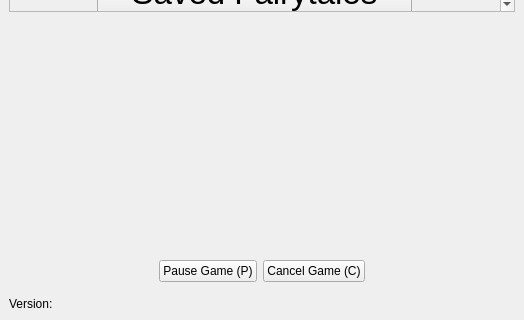
Qt form ui/mainwindow.ui (tdauth/gustavsfairyland) before a commit; both pictures show x 0 to 524 and y 333 to 653 of the 524 by 653 pixel window.
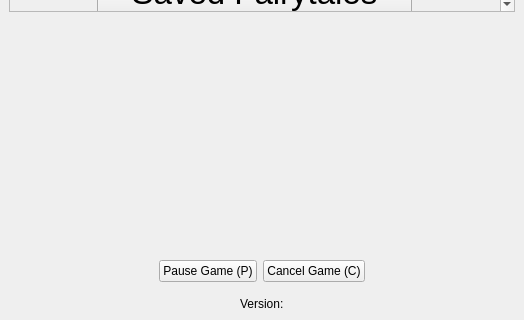
The same form after that commit. Icons and pictures are not drawn.

The edit to the form file:
```diff
--- a/ui/mainwindow.ui
+++ b/ui/mainwindow.ui
@@ -523,7 +523,7 @@
       </layout>
      </widget>
     </item>
-    <item row="5" column="0">
+    <item row="5" column="0" alignment="Qt::AlignHCenter">
      <widget class="QLabel" name="versionLabel">
       <property name="text">
        <string>Version:</string>
```
Left out of the diff: 2 changed lines with no effect on the pictures.
